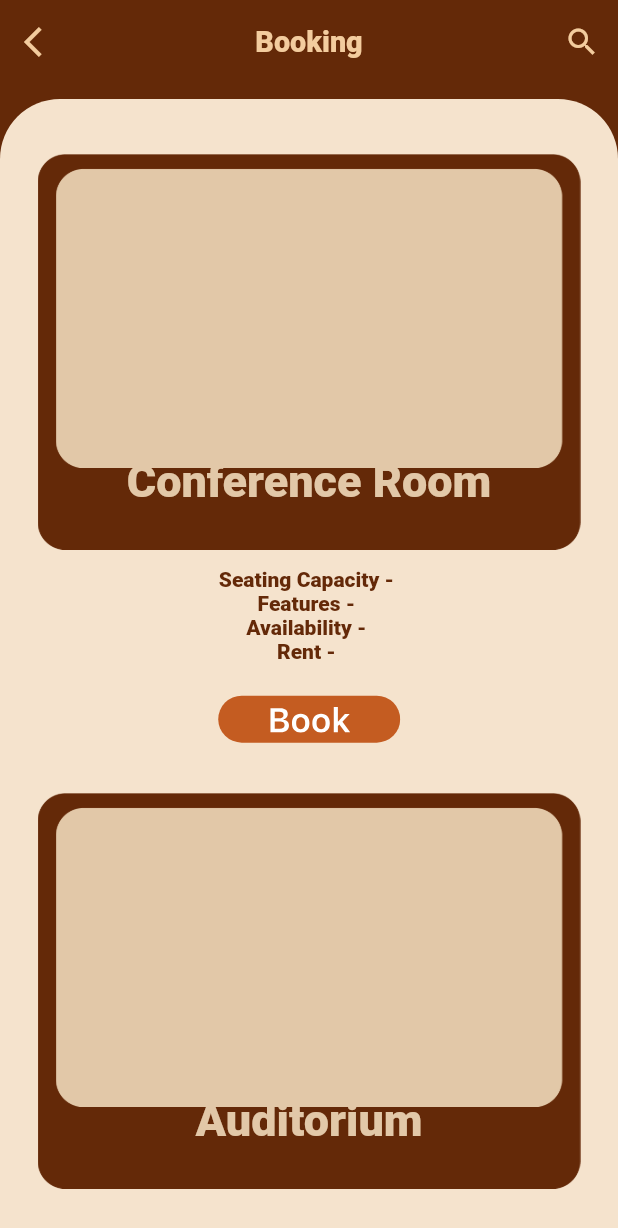
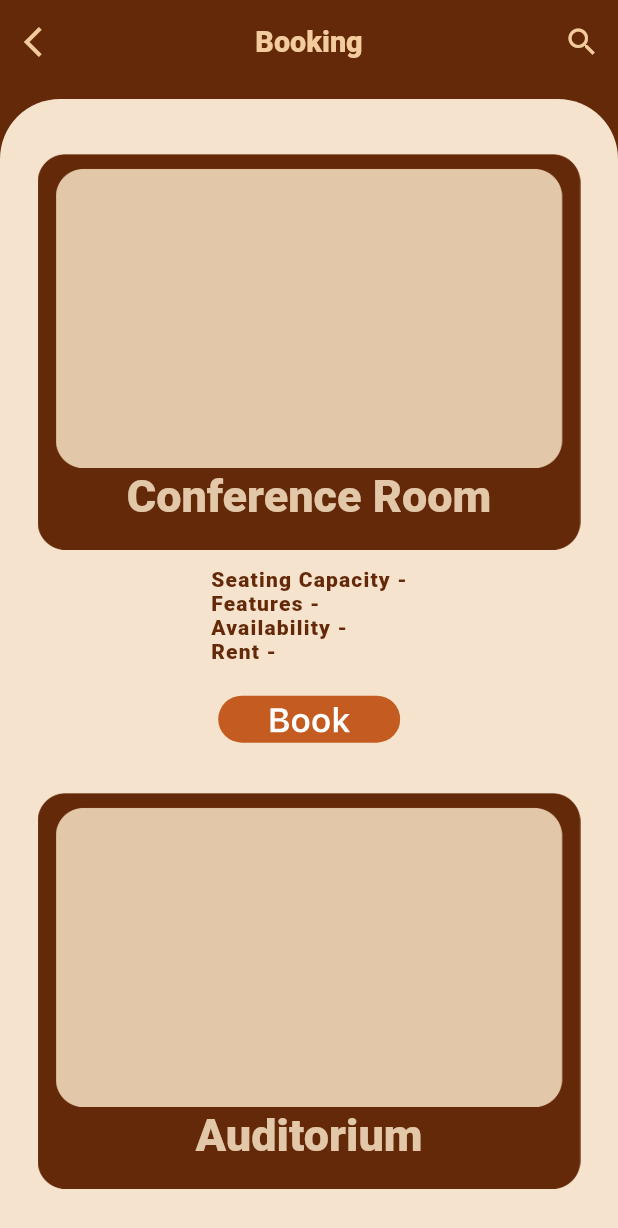
Before and after one commit to Hasnain01-hub/Bori_app, a Flutter app: the BookingListScreen screen opened directly, on a phone screen of 412 x 824 dp. Shown: the top 1228 px of the screen. Run offline on Flutter 3.47's test engine with Material 2 defaults, Android fonts, the phone set to English and light mode, and no system bars; our stand-ins replace carousel_slider, flutter_svg, google_maps_flutter, sleek_circular_slider; missing offline and left inert: simple_rich_text, youtube_api; Roboto replaces fonts that are missing (SF_Pro); project files that could hold a hidden picture were left out.

Commit message:
major update

```diff
--- a/lib/view/screens/AboutScreen.dart
+++ b/lib/view/screens/AboutScreen.dart
@@ -208,7 +208,7 @@ class _AboutScreenState extends State<AboutScreen> {
                             //   alignment: AlignmentDirectional.topCenter,
 
                             child: Text(
-                              'The Bhandarkar Oriental Research Institute, Pune, was founded on July 6, 1917 to commemorate the name and the work of Ramkrishna Gopal Bhandarakar, the foremost pioneer of scientific Orientology in India. The Institute concerns itself with research activity in the field of Orientology with a vision to enlighten the world about the \nall-comprehensive knowledge generated in the East, especially, in India.\n\n\n The institute has one of the largest collections of rare books and manuscripts spanning over 1,25,000 books and over 28,000 manuscripts collected over a period of 90 years covering practically every aspect of Orientology. This collection covers several languages and scripts such as Sanskrit, Prakrit, Indian regional languages, Classical,Asean and European languages.\n\n\n In addition, through the pursuits of its research projects in the Mahabharata and Prakrit Languages it has created invaluable reference archives. The Institute also hosts a Manuscripts Resource and Conservation Centre under the auspices of the National Mission for Manuscripts, a project of the Cultural Ministry of India. In short, the Institute has been effectively playing the role of a very significant centre of Indological Studies and Research over the last nine decades.',
+                              'The Bhandarkar Oriental Research Institute, Pune, was founded on July 6, 1917 to commemorate the name and the work of Ramkrishna Gopal Bhandarakar, the foremost pioneer of scientific Orientology in India. The Institute concerns itself with research activity in the field of Orientology with a vision to enlighten the world about the all-comprehensive knowledge generated in the East, especially, in India.\n The institute has one of the largest collections of rare books and manuscripts spanning over 1,25,000 books and over 28,000 manuscripts collected over a period of 90 years covering practically every aspect of Orientology. This collection covers several languages and scripts such as Sanskrit, Prakrit, Indian regional languages, Classical,Asean and European languages.\n In addition, through the pursuits of its research projects in the Mahabharata and Prakrit Languages it has created invaluable reference archives. The Institute also hosts a Manuscripts Resource and Conservation Centre under the auspices of the National Mission for Manuscripts, a project of the Cultural Ministry of India. In short, the Institute has been effectively playing the role of a very significant centre of Indological Studies and Research over the last nine decades.',
                               textAlign: TextAlign.justify,
                               overflow: TextOverflow.ellipsis,
 
--- a/lib/view/screens/BookingListScreen.dart
+++ b/lib/view/screens/BookingListScreen.dart
@@ -198,7 +198,7 @@ class _BookingListScreenState extends State<BookingListScreen> {
                                                 ),
                                                 Container(
                                                     padding: EdgeInsets.only(
-                                                        bottom: 40),
+                                                        bottom: 30),
                                                     height: 287,
                                                     width: 393,
                                                     child: Align(
@@ -255,33 +255,38 @@ class _BookingListScreenState extends State<BookingListScreen> {
                                 ),
 
                                 Text(
-                                  "Seating Capacity - ",
+                                  "Seating Capacity -\nFeatures - \nAvailability - \nRent - ",
+                                  textAlign: TextAlign.start,
                                   style: TextStyle(
+                                    letterSpacing: 0.8,
                                       color: AppTheme.AppBarTheme,
                                       fontSize: 14,
                                       fontWeight: FontWeight.w800),
                                 ),
-                                Text(
-                                  "Features - ",
-                                  style: TextStyle(
-                                      color: AppTheme.AppBarTheme,
-                                      fontSize: 14,
-                                      fontWeight: FontWeight.w800),
-                                ),
-                                Text(
-                                  "Availability - ",
-                                  style: TextStyle(
-                                      color: AppTheme.AppBarTheme,
-                                      fontSize: 14,
-                                      fontWeight: FontWeight.w800),
-                                ),
-                                Text(
-                                  "Rent - ",
-                                  style: TextStyle(
-                                      color: AppTheme.AppBarTheme,
-                                      fontSize: 14,
-                                      fontWeight: FontWeight.w900),
-                                ),
+                                // Text(
+                                //   "Features - ",
+                                //   textAlign: TextAlign.start,
+                                //   style: TextStyle(
+                                //       color: AppTheme.AppBarTheme,
+                                //       fontSize: 14,
+                                //       fontWeight: FontWeight.w800),
+                                // ),
+                                // Text(
+                                //   "Availability - ",
+                                //   textAlign: TextAlign.start,
+                                //   style: TextStyle(
+                                //       color: AppTheme.AppBarTheme,
+                                //       fontSize: 14,
+                                //       fontWeight: FontWeight.w800),
+                                // ),
+                                // Text(
+                                //   "Rent - ",
+                                //   textAlign: TextAlign.start,
+                                //   style: TextStyle(
+                                //       color: AppTheme.AppBarTheme,
+                                //       fontSize: 14,
+                                //       fontWeight: FontWeight.w900),
+                                // ),
                                 Container(
                                   margin: EdgeInsets.only(top: 20),
                                   child: SvgPicture.asset(
--- a/lib/view/screens/EmblemScreen.dart
+++ b/lib/view/screens/EmblemScreen.dart
@@ -178,7 +178,7 @@ class _EmblemScreenState extends State<EmblemScreen> {
                       margin: EdgeInsets.all(10),
                       //   alignment: AlignmentDirectional.topCenter,
                       child: SimpleRichText(
-                        "The BORI emblem is in every way the perfect symbol of the objectives and the scholastic tradition of the Institute. The simple handmade sketch with elegant ornamentation is an inspiration to Indological scholars all over the world! The three ornamented letters ‘B-O-R’ are seen interlinked. They are the initials of the words ‘Bhandarkar Oriental Research’ which form the very name of the Institute.\n\n\n The popular Vedic chant *॥तेजस्वि नावधीतमस्तु॥* is an age-old prayer, made in all serenity, by the community of teachers in unison with the students wishing – “May our learning-together be splendid!” It is significant of the vow that the Gurus of Indology had assumed while establishing the Institute.",
+                        "The BORI emblem is in every way the perfect symbol of the objectives and the scholastic tradition of the Institute. The simple handmade sketch with elegant ornamentation is an inspiration to Indological scholars all over the world! The three ornamented letters ‘B-O-R’ are seen interlinked. They are the initials of the words ‘Bhandarkar Oriental Research’ which form the very name of the Institute.\n\n The popular Vedic chant *॥तेजस्वि नावधीतमस्तु॥* is an age-old prayer, made in all serenity, by the community of teachers in unison with the students wishing – “May our learning-together be splendid!” It is significant of the vow that the Gurus of Indology had assumed while establishing the Institute.",
                         textAlign: TextAlign.justify,
                         logIt: false,
                         textOverflow: TextOverflow.ellipsis,
@@ -186,7 +186,7 @@ class _EmblemScreenState extends State<EmblemScreen> {
                         style: TextStyle(
                             color: AppTheme.deco,
                             fontSize: 16,
-                            height: 1,
+                            height: 1.5,
                             fontWeight: FontWeight.w400),
                       ),
                     ),
--- a/lib/view/screens/LibraryScreen.dart
+++ b/lib/view/screens/LibraryScreen.dart
@@ -202,14 +202,14 @@ class _LibraryScreenState extends State<LibraryScreen> {
                           margin: EdgeInsets.all(10),
                           //   alignment: AlignmentDirectional.topCenter,
                           child: Text(
-                            "The BORI Library, recently named after the legendary\nDr. R. N. Dandekar, is internationally recognized as a specialized library in the field of Orientology. It is a home to above 1,25,000 handpicked books pertaining to all the aspects of Oriental Studies. About 20,000 of the books are quite rare to find the world over.\n\n\nBooks in over 25 Indian and European languages are housed here. Prominent languages among them are Sanskrit, Pali, different Prakrits, Hindi, Marathi, English, French, German, etc. The chronological range of the books spans over the early days of printing till date are available for the benefit of scholars.\n\n\nThe library was founded with a valuable personal collection of about 2200 books donated by Sir Ramakrishna Gopal Bhandarkar himself. Stalwarts of the likes of P. K. Gode, A. D. Pusalkar, S. V. Sohoni, R. N. Dandekar, P. V. Bapat and P. L. Vaidya have donated their personal collections to the library. Volumes of esteemed national and international journals are procured in exchange with the Annals.\n\n\nToday around 2,500 scholars and students visit the institute per year seeking references for their graduate, post- graduate, doctoral and post doctoral research projects.",
+                            "The BORI Library, recently named after the legendary Dr. R. N. Dandekar, is internationally recognized as a specialized library in the field of Orientology. It is a home to above 1,25,000 handpicked books pertaining to all the aspects of Oriental Studies. About 20,000 of the books are quite rare to find the world over.\n\nBooks in over 25 Indian and European languages are housed here. Prominent languages among them are Sanskrit, Pali, different Prakrits, Hindi, Marathi, English, French, German, etc. The chronological range of the books spans over the early days of printing till date are available for the benefit of scholars.\n\nThe library was founded with a valuable personal collection of about 2200 books donated by Sir Ramakrishna Gopal Bhandarkar himself. Stalwarts of the likes of P. K. Gode, A. D. Pusalkar, S. V. Sohoni, R. N. Dandekar, P. V. Bapat and P. L. Vaidya have donated their personal collections to the library. Volumes of esteemed national and international journals are procured in exchange with the Annals.\n\nToday around 2,500 scholars and students visit the institute per year seeking references for their graduate, post- graduate, doctoral and post doctoral research projects.",
                             textAlign: TextAlign.justify,
                             overflow: TextOverflow.ellipsis,
                             maxLines: 30,
                             style: TextStyle(
                                 color: AppTheme.deco,
                                 fontSize: 16,
-                                height: 1,
+                                height: 1.5,
                                 fontWeight: FontWeight.w400),
                           ),
                         ),
--- a/lib/view/screens/MainActivity.dart
+++ b/lib/view/screens/MainActivity.dart
@@ -63,6 +63,7 @@ class BottomBarState extends State<MainActivity> {
             bottomLeft: Radius.circular(30.0),
           ),
           child: BottomNavigationBar(
+
             type: BottomNavigationBarType.fixed,
             showSelectedLabels: false,
             showUnselectedLabels: false,
@@ -115,6 +116,8 @@ class BottomBarState extends State<MainActivity> {
         ),
       ),
       body: PageView(
+
+  physics: NeverScrollableScrollPhysics(),
         children: tabPages,
         onPageChanged: onPageChanged,
         controller: pageController,
--- a/lib/view/screens/MainActivityAbout.dart
+++ b/lib/view/screens/MainActivityAbout.dart
@@ -35,6 +35,7 @@ class _BottomBarState extends State<MainActivityAbout> {
     return Scaffold(
       backgroundColor: AppTheme.more_bg,
       body: PageView(
+        physics: NeverScrollableScrollPhysics(),
         children: tabPages,
         onPageChanged: onPageChanged,
         controller: _pageController,
--- a/lib/view/screens/MainActivityAdmission.dart
+++ b/lib/view/screens/MainActivityAdmission.dart
@@ -35,6 +35,7 @@ class _BottomBarState extends State<MainActivityAdmission> {
     return Scaffold(
       backgroundColor: AppTheme.more_bg,
       body: PageView(
+        physics: NeverScrollableScrollPhysics(),
         children: tabPages,
         onPageChanged: onPageChanged,
         controller: _pageController,
--- a/lib/view/screens/MainActivityBookingDetails.dart
+++ b/lib/view/screens/MainActivityBookingDetails.dart
@@ -41,6 +41,7 @@ class _BottomBarState extends State<MainActivityBookingDetails> {
     return Scaffold(
       backgroundColor: AppTheme.more_bg,
       body: PageView(
+        physics: NeverScrollableScrollPhysics(),
         children: tabPages,
         onPageChanged: onPageChanged,
         controller: _pageController,
--- a/lib/view/screens/MainActivityBookingList.dart
+++ b/lib/view/screens/MainActivityBookingList.dart
@@ -35,6 +35,7 @@ class _BottomBarState extends State<MainActivityBookingList> {
     return Scaffold(
       backgroundColor: AppTheme.more_bg,
       body: PageView(
+        physics: NeverScrollableScrollPhysics(),
         children: tabPages,
         onPageChanged: onPageChanged,
         controller: _pageController,
--- a/lib/view/screens/MainActivityContact.dart
+++ b/lib/view/screens/MainActivityContact.dart
@@ -34,6 +34,7 @@ class _BottomBarState extends State<MainActivityContact> {
     return Scaffold(
       backgroundColor: AppTheme.more_bg,
       body: PageView(
+        physics: NeverScrollableScrollPhysics(),
         children: tabPages,
         onPageChanged: onPageChanged,
         controller: _pageController,
--- a/lib/view/screens/MainActivityLibrary.dart
+++ b/lib/view/screens/MainActivityLibrary.dart
@@ -35,6 +35,7 @@ class _BottomBarState extends State<MainActivityLibrary> {
     return Scaffold(
       backgroundColor: AppTheme.more_bg,
       body: PageView(
+        physics: NeverScrollableScrollPhysics(),
         children: tabPages,
         onPageChanged: onPageChanged,
         controller: _pageController,
--- a/lib/view/screens/MainActivityMahabharata.dart
+++ b/lib/view/screens/MainActivityMahabharata.dart
@@ -40,6 +40,7 @@ class _BottomBarState extends State<MainActivityMahabharata> {
     return Scaffold(
       backgroundColor: AppTheme.more_bg,
       body: PageView(
+        physics: NeverScrollableScrollPhysics(),
         children: tabPages,
         onPageChanged: onPageChanged,
         controller: _pageController,
--- a/lib/view/screens/MainActivityVideos.dart
+++ b/lib/view/screens/MainActivityVideos.dart
@@ -35,6 +35,7 @@ class _BottomBarState extends State<MainActivityVideos> {
     return Scaffold(
       backgroundColor: AppTheme.more_bg,
       body: PageView(
+        physics: NeverScrollableScrollPhysics(),
         children: tabPages,
         onPageChanged: onPageChanged,
         controller: _pageController,
```
Also changed, not shown: lib/view/screens/HomeScreen.dart (+7 -3 lines), lib/view/screens/MahabharataProjectScreen.dart (+16 -3 lines), lib/view/screens/MoreScreen.dart (+4 -4 lines), lib/view/screens/SplashScreen.dart (+4 -3 lines), lib/view/screens/VideoListScreen.dart (+8 -1 lines).
